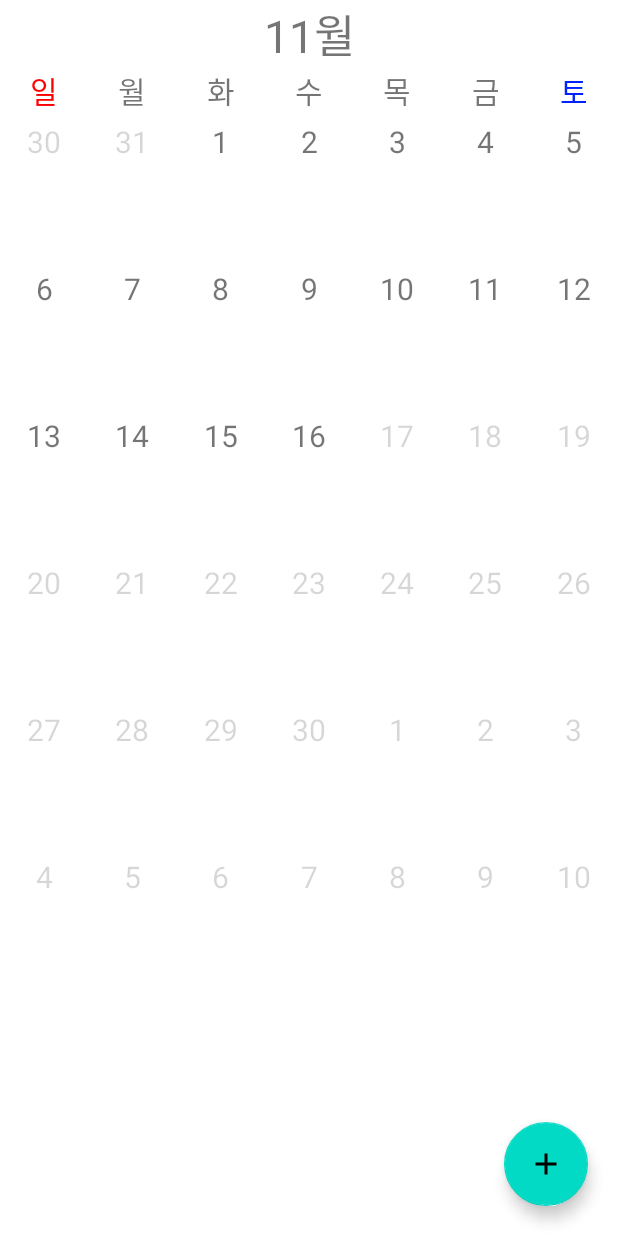
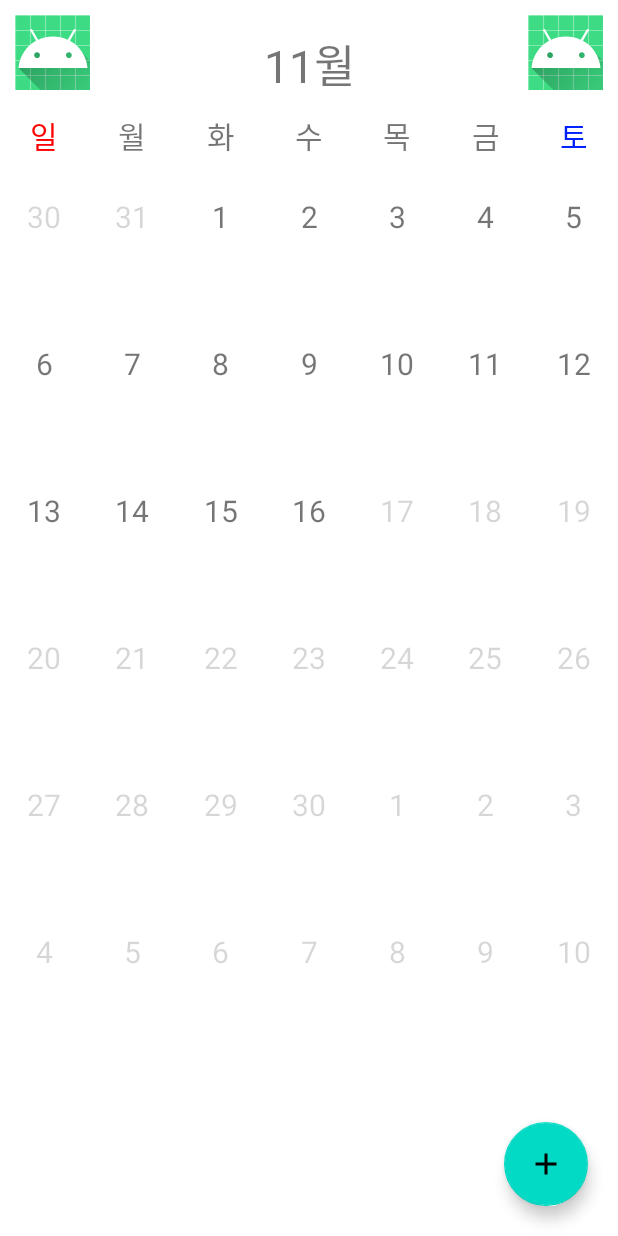
Before and after one commit to boostcampwm-2022/android02-DailyFilm, an Android app: the screen it shows after launch (CalendarActivity), on a phone screen of 412 x 824 dp. Run offline under Robolectric (Android 15) with nearby library versions, the phone set to English and light mode, and no system bars; our stand-ins replace Dagger/Hilt's generated code, data binding; 2 statements that could not run were skipped.

```diff
--- a/app/src/main/res/layout/activity_calendar.xml
+++ b/app/src/main/res/layout/activity_calendar.xml
@@ -15,11 +15,30 @@
         android:layout_width="match_parent"
         android:layout_height="match_parent">
 
-        <TextView
+        <ImageButton
+            android:id="@+id/img_btn_date_picker"
+            android:layout_width="50dp"
+            android:layout_height="50dp"
+            android:layout_margin="10dp"
+            android:src="@mipmap/ic_launcher"
+            app:layout_constraintTop_toTopOf="parent"
+            app:layout_constraintStart_toStartOf="parent"/>
+
+        <ImageButton
+            android:id="@+id/img_btn_go_today"
+            android:layout_width="50dp"
+            android:layout_height="50dp"
+            android:layout_margin="10dp"
+            android:src="@mipmap/ic_launcher"
+            app:layout_constraintTop_toTopOf="parent"
+            app:layout_constraintEnd_toEndOf="parent"/>
+
+       <TextView
             android:id="@+id/tv_test"
             android:layout_width="wrap_content"
             android:layout_height="wrap_content"
             android:textSize="30sp"
+            android:layout_marginTop="20dp"
             tools:text="5월"
             android:text="@{viewModel.calendarFlow}"
             app:layout_constraintStart_toStartOf="parent"
@@ -29,8 +48,9 @@
         <TextView
             android:id="@+id/tv_sun"
             style="@style/weekTextViewStyle"
-            android:text="일"
+            android:text="@string/sunday"
             android:textColor="@color/red"
+            android:layout_marginTop="10dp"
             android:layout_marginStart="20dp"
             app:layout_constraintHorizontal_chainStyle="spread_inside"
             app:layout_constraintTop_toBottomOf="@id/tv_test"
@@ -40,57 +60,58 @@
         <TextView
             android:id="@+id/tv_mon"
             style="@style/weekTextViewStyle"
-            android:text="월"
-            app:layout_constraintTop_toBottomOf="@id/tv_test"
+            android:text="@string/monday"
+            app:layout_constraintTop_toTopOf="@id/tv_sun"
             app:layout_constraintStart_toEndOf="@id/tv_sun"
             app:layout_constraintEnd_toStartOf="@id/tv_tus"/>
 
         <TextView
             android:id="@+id/tv_tus"
             style="@style/weekTextViewStyle"
-            android:text="화"
-            app:layout_constraintTop_toBottomOf="@id/tv_test"
+            android:text="@string/tuesday"
+            app:layout_constraintTop_toTopOf="@id/tv_sun"
             app:layout_constraintStart_toEndOf="@id/tv_mon"
             app:layout_constraintEnd_toStartOf="@id/tv_wen"/>
 
         <TextView
             android:id="@+id/tv_wen"
             style="@style/weekTextViewStyle"
-            android:text="수"
-            app:layout_constraintTop_toBottomOf="@id/tv_test"
+            android:text="@string/wednesday"
+            app:layout_constraintTop_toTopOf="@id/tv_sun"
             app:layout_constraintStart_toEndOf="@id/tv_tus"
             app:layout_constraintEnd_toStartOf="@id/tv_thr"/>
 
         <TextView
             android:id="@+id/tv_thr"
             style="@style/weekTextViewStyle"
-            android:text="목"
-            app:layout_constraintTop_toBottomOf="@id/tv_test"
+            android:text="@string/thursday"
+            app:layout_constraintTop_toTopOf="@id/tv_sun"
             app:layout_constraintStart_toEndOf="@id/tv_wen"
             app:layout_constraintEnd_toStartOf="@id/tv_fri"/>
 
         <TextView
             android:id="@+id/tv_fri"
             style="@style/weekTextViewStyle"
-            android:text="금"
-            app:layout_constraintTop_toBottomOf="@id/tv_test"
+            android:text="@string/friday"
+            app:layout_constraintTop_toTopOf="@id/tv_sun"
             app:layout_constraintStart_toEndOf="@id/tv_thr"
             app:layout_constraintEnd_toStartOf="@id/tv_sat"/>
 
         <TextView
             android:id="@+id/tv_sat"
             style="@style/weekTextViewStyle"
-            android:text="토"
+            android:text="@string/saturday"
             android:textColor="@color/blue"
             android:layout_marginEnd="20dp"
             app:layout_constraintEnd_toEndOf="parent"
-            app:layout_constraintTop_toBottomOf="@id/tv_test"
+            app:layout_constraintTop_toTopOf="@id/tv_sun"
             app:layout_constraintStart_toEndOf="@id/tv_fri"/>
 
         <androidx.viewpager2.widget.ViewPager2
             android:id="@+id/vp_calendar"
             android:layout_width="0dp"
             android:layout_height="0dp"
+            android:layout_marginTop="20dp"
             app:layout_constraintBottom_toBottomOf="parent"
             app:layout_constraintEnd_toEndOf="parent"
             app:layout_constraintStart_toStartOf="parent"
```
Also changed, not shown: app/src/main/java/com/boostcamp/dailyfilm/presentation/calendar/CalendarActivity.kt (+42 -0 lines).
